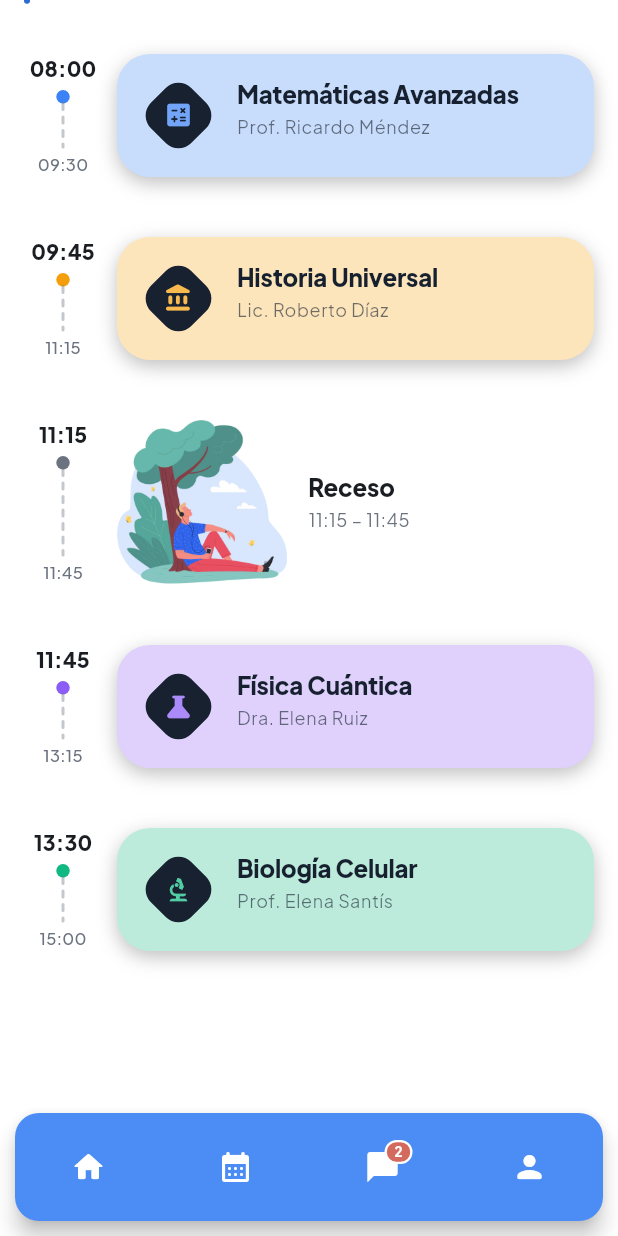
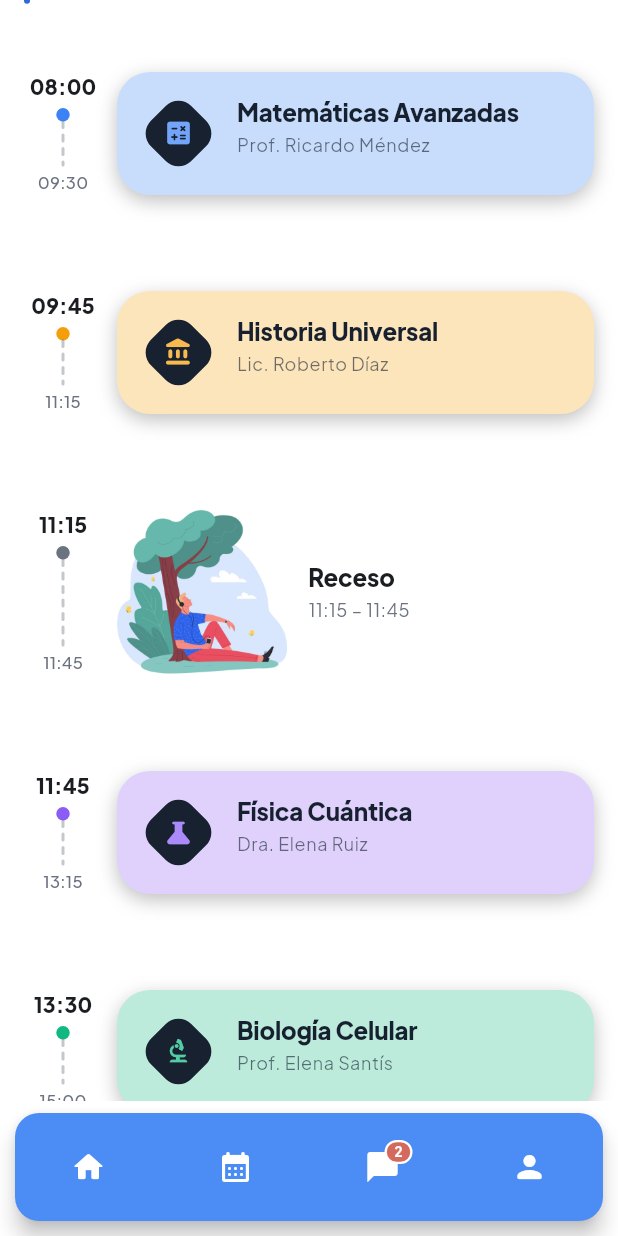
Before and after one commit to Leo-ia310/EDUCA, a Flutter app: the ScheduleScreen screen opened by its route, scrolled down 225 dp, on a phone screen of 412 x 824 dp. Run offline on Flutter 3.47's test engine with Material 3 defaults, Android fonts, the phone set to English and light mode, and no system bars; our stand-ins replace cached_network_image, connectivity_plus, dio, equatable, file_picker, fl_chart and 14 more; missing offline and left inert: dart:js_interop, flutter_tilt; accounts and stored records are empty.

Commit message:
style(student): aún más separación entre tarjetas del panel Horario
Co-Authored-By: Claude Sonnet 5.5 <noreply@anthropic.com>

```diff
--- a/frontend/lib/features/schedule/presentation/screens/schedule_screen.dart
+++ b/frontend/lib/features/schedule/presentation/screens/schedule_screen.dart
@@ -102,7 +102,7 @@ class _ScheduleScreenState extends ConsumerState<ScheduleScreen> {
           else
             for (final slot in slots)
               Padding(
-                padding: const EdgeInsets.symmetric(vertical: 20),
+                padding: const EdgeInsets.symmetric(vertical: 32),
                 child: slot.isBreak
                     ? _BreakRow(slot: slot)
                     : _SlotCard(slot: slot),
```
